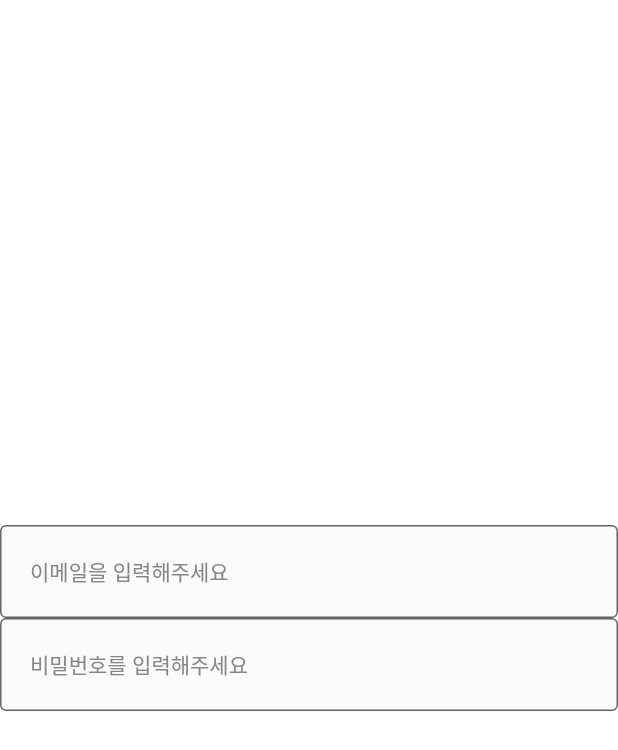
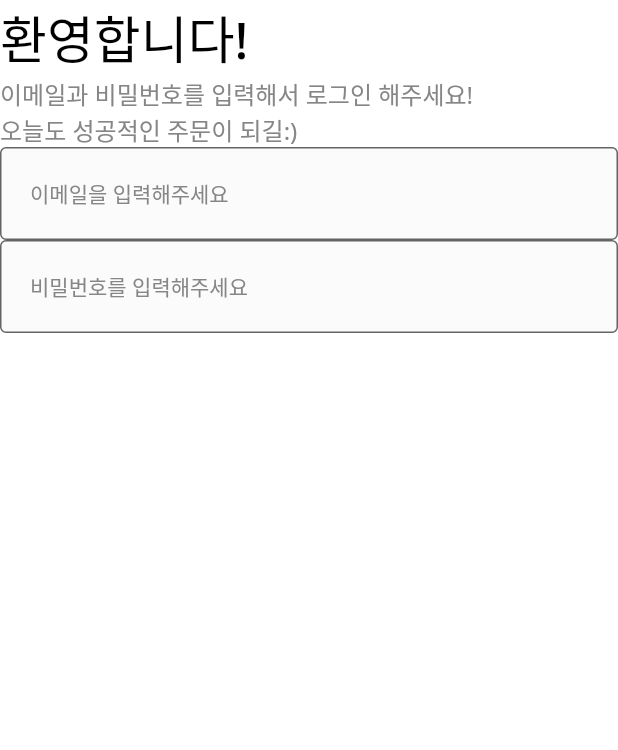
Before and after one commit to seoyoon513/restaurant_flutter_app, a Flutter app: the screen it shows after launch, on a phone screen of 412 x 824 dp. Shown: the top 750 px of the screen. Run offline on Flutter 3.47's test engine with Material 2 defaults, Android fonts, the phone set to English and light mode, and no system bars.

```diff
--- a/lib/common/user/view/login_screen.dart
+++ b/lib/common/user/view/login_screen.dart
@@ -1,4 +1,5 @@
 import 'package:flutter/material.dart';
+import 'package:restaurant_flutter_app/common/const/colors.dart';
 import 'package:restaurant_flutter_app/common/layout/default_layout.dart';
 
 import '../../component/custom_text_form_field.dart';
@@ -8,10 +9,16 @@ class LoginScreen extends StatelessWidget {
 
   @override
   Widget build(BuildContext context) {
-    return DefaultLayout( // DefaultLayout으로 한 번 감싼다
+    return DefaultLayout(
+      // DefaultLayout으로 한 번 감싼다
+      child: SafeArea( // 디바이스 영역이 앱의 위젯 영역을 침범하는 것을 막아준다
+        top: true,
+        bottom: false,
         child: Column(
-        mainAxisAlignment: MainAxisAlignment.center,
+          crossAxisAlignment: CrossAxisAlignment.stretch, // 좌우를 꽉 차게 배치
           children: [
+            _Title(),
+            _SubTitle(),
             CustomTextFormField(
               hintText: '이메일을 입력해주세요',
               onChanged: (String value) {},
@@ -23,6 +30,38 @@ class LoginScreen extends StatelessWidget {
             ),
           ],
         ),
+      ),
     );
   }
 }
+
+class _Title extends StatelessWidget {
+  const _Title({Key? key}) : super(key: key);
+
+  @override
+  Widget build(BuildContext context) {
+    return Text(
+      '환영합니다!',
+      style: TextStyle(
+          fontSize: 34,
+          fontWeight: FontWeight.w500,
+          color: Colors.black
+      ),
+    );
+  }
+}
+
+class _SubTitle extends StatelessWidget {
+  const _SubTitle({Key? key}) : super(key: key);
+
+  @override
+  Widget build(BuildContext context) {
+    return Text(
+      '이메일과 비밀번호를 입력해서 로그인 해주세요!\n오늘도 성공적인 주문이 되길:)',
+      style: TextStyle(
+        fontSize: 16,
+        color: BODY_TEXT_COLOR,
+      ),
+    );
+  }
+}
```
Lines whose indentation alone changed are shown as unchanged.
